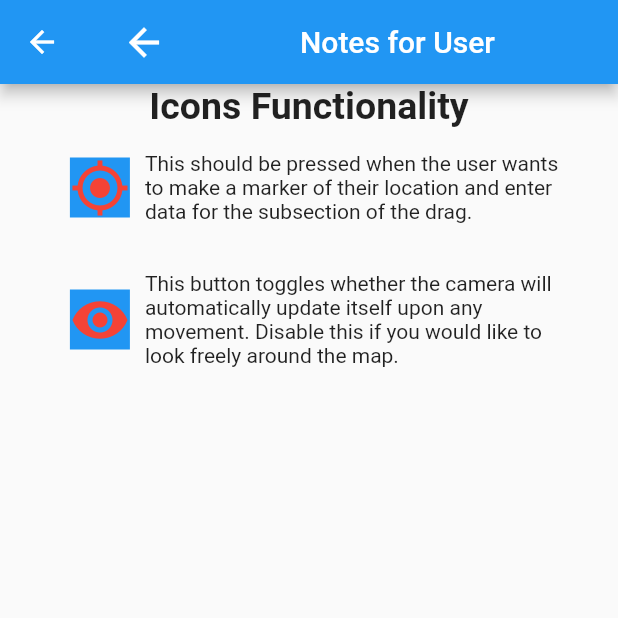
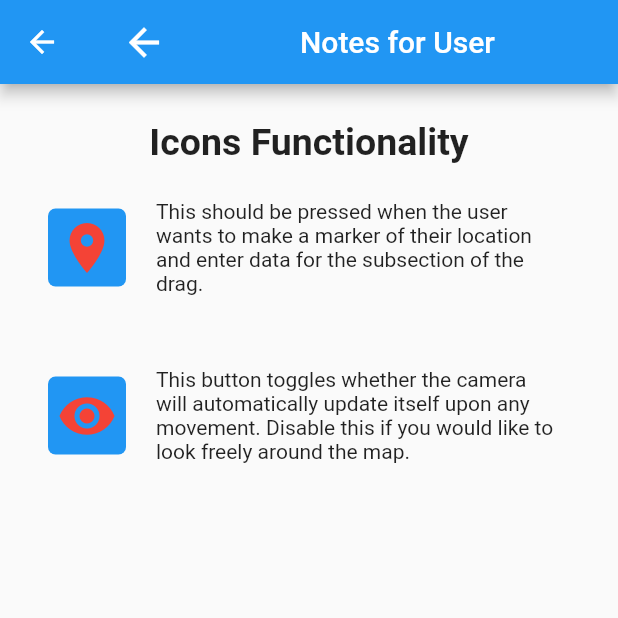
Before and after one commit to adamcantor22/Tick-mon, a Flutter app: the Settings screen opened directly, after a tap on "Notes for Users", on a phone screen of 412 x 824 dp, the top half of it. Run offline on Flutter 3.47's test engine with Material 2 defaults, Android fonts, the phone set to English and light mode, and no system bars; our stand-ins replace audioplayers, cloud_firestore, date_format, firebase_auth, firebase_storage, flutter_map and 5 more; missing offline and left inert: gpx; accounts and stored records are empty.

Commit message:
notes formatted

```diff
--- a/tick_tok_bio/lib/settings_page.dart
+++ b/tick_tok_bio/lib/settings_page.dart
@@ -84,7 +84,8 @@ class SettingsState extends State<Settings> {
           Navigator.pop(context);
         });
       },
-        child: Text('Apply Changes'));
+      child: Text('Apply Changes'),
+    );
 
     Widget cancel = FlatButton(
       onPressed: () {
@@ -94,7 +95,8 @@ class SettingsState extends State<Settings> {
           Navigator.pop(context);
         });
       },
-        child: Text('Cancel My Changes'));
+      child: Text('Cancel My Changes'),
+    );
 
     AlertDialog alert = AlertDialog(
       title: Text(
@@ -106,7 +108,8 @@ class SettingsState extends State<Settings> {
       context: context,
       builder: (BuildContext context) {
         return alert;
-        });
+      },
+    );
   }
 
   void settingsChecker() {
@@ -166,21 +169,38 @@ class SettingsState extends State<Settings> {
   }
 
   Widget iconDescription(icon, String description) {
-    return Container(
-      width: MediaQuery.of(context).size.width * 0.9,
-      padding: const EdgeInsets.all(16.0),
+    return Padding(
+      padding: EdgeInsets.fromLTRB(32.0, 24.0, 0.0, 24.0),
       child: Row(
         children: [
+          Flexible(
+            flex: 2,
+            child: Stack(
+              alignment: Alignment.center,
+              children: <Widget>[
                 Container(
-            margin: EdgeInsets.symmetric(horizontal: 10.0),
+                  decoration: BoxDecoration(
                     color: Colors.blue,
-            child: Icon(
+                    borderRadius: BorderRadius.all(
+                      Radius.circular(5.0),
+                    ),
+                  ),
+                  height: 52.0,
+                  width: 52.0,
+                ),
+                Icon(
                   icon,
                   color: Colors.red,
                   size: 40.0,
                 ),
+              ],
             ),
-          Flexible(
+          ),
+          SizedBox(
+            width: 20.0,
+          ),
+          Expanded(
+            flex: 6,
             child: Text(description),
           )
         ],
@@ -210,27 +230,43 @@ class SettingsState extends State<Settings> {
                 setState(() {
                   notesUp = false;
                 });
-              }),
+              },
+            ),
             SizedBox(
               width: 80.0,
             ),
             Text('Notes for User'),
           ],
-      )),
-      body: ListView(children: [
+        ),
+      ),
+      body: ListView(
+        children: [
           Column(
             children: [
-            Center(
+              Padding(
+                padding: EdgeInsets.only(top: 24.0),
+                child: Center(
                   child: Text(
                     'Icons Functionality',
-                style: TextStyle(fontWeight: FontWeight.bold, fontSize: 25.0),
+                    style: TextStyle(
+                      fontWeight: FontWeight.bold,
+                      fontSize: 25.0,
                     ),
                   ),
-            iconDescription(Icons.my_location, markerPlaceDes),
-            iconDescription(Icons.remove_red_eye, freeLookDes),
+                ),
+              ),
+              iconDescription(
+                Icons.location_on,
+                markerPlaceDes,
+              ),
+              iconDescription(
+                Icons.remove_red_eye,
+                freeLookDes,
+              ),
             ],
           ),
-      ]),
+        ],
+      ),
     );
   }
 
```
Lines whose indentation alone changed are shown as unchanged.
